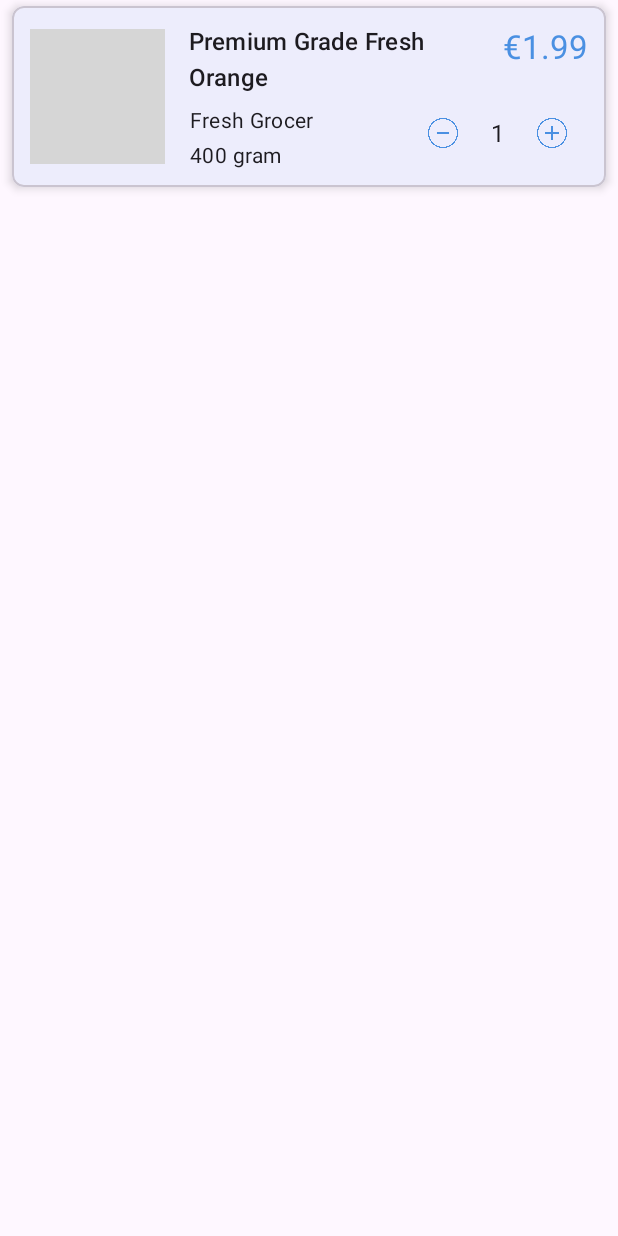
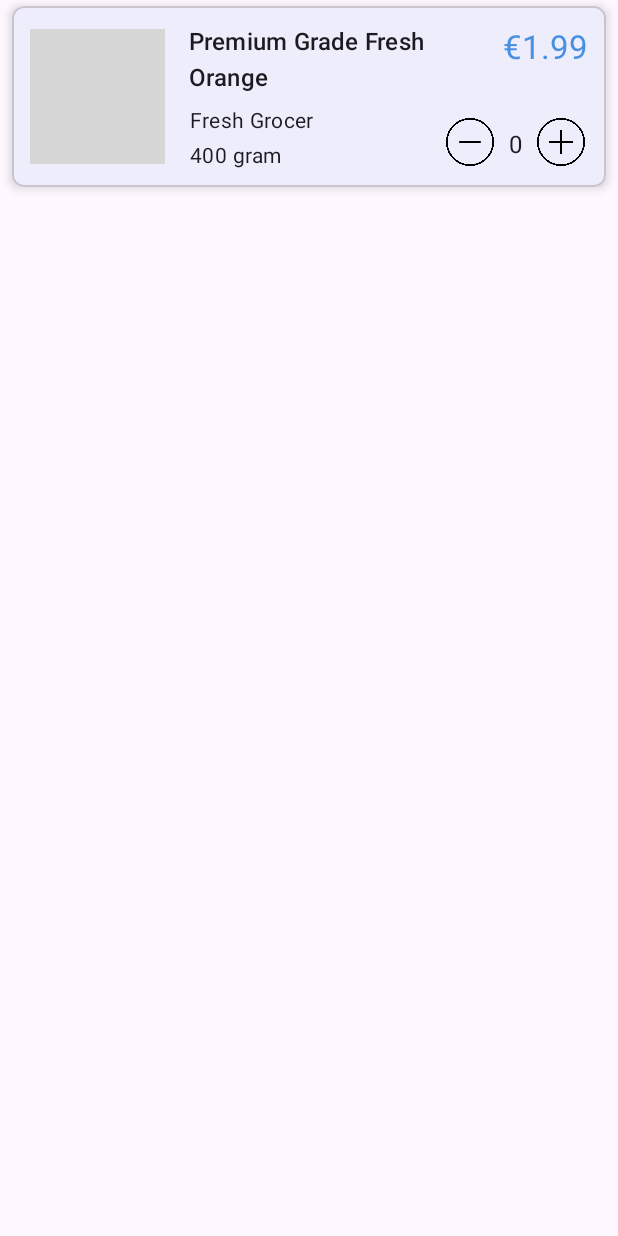
Before and after one commit to onurtas1993/smart-grocery, an Android app: the layout item_product.xml on its own in the app's theme, with its tools: preview values and no code run, on a phone screen of 412 x 824 dp. Run offline under Robolectric (Android 15) with nearby library versions, the phone set to English and light mode, and no system bars; grey boxes are pictures that could not be loaded.

Commit message:
Improved visual styling

```diff
--- a/mobile_client/app/src/main/java/com/onurtas/marktfox/model/Product.kt
+++ b/mobile_client/app/src/main/java/com/onurtas/marktfox/model/Product.kt
@@ -21,8 +21,7 @@ data class Product(
     @SerializedName("image")
     val image: String,
 
-    // Add the new fields
-    @SerializedName("store")
+    @SerializedName("store_name")
     val store: String,
 
     @SerializedName("quantity")
--- a/mobile_client/app/src/main/res/layout/item_product.xml
+++ b/mobile_client/app/src/main/res/layout/item_product.xml
@@ -80,34 +80,35 @@
         <LinearLayout
             android:layout_width="wrap_content"
             android:layout_height="wrap_content"
-            android:gravity="center_vertical"
             android:orientation="horizontal"
             app:layout_constraintBottom_toBottomOf="parent"
             app:layout_constraintEnd_toEndOf="parent">
 
             <com.google.android.material.button.MaterialButton
                 android:id="@+id/removeButton"
-                style="@style/Widget.Material3.Button.IconButton"
-                android:layout_width="wrap_content"
-                android:layout_height="wrap_content"
-                app:icon="@drawable/minus" />
+                style="@style/IconButton36"
+                app:icon="@drawable/minus"
+                app:iconGravity="textStart"
+                app:iconSize="32dp"
+                app:iconTint="@color/black"/>
 
             <TextView
                 android:id="@+id/basketQuantity"
                 android:layout_width="wrap_content"
-                android:layout_height="wrap_content"
-                android:layout_marginStart="8dp"
-                android:layout_marginEnd="8dp"
+                android:layout_height="match_parent"
+                android:gravity="center"
+                android:layout_margin="8dp"
                 android:textAppearance="?attr/textAppearanceBodyLarge"
                 android:text="0"
-                tools:text="1" />
+                tools:text="0" />
 
             <com.google.android.material.button.MaterialButton
                 android:id="@+id/addButton"
-                style="@style/Widget.Material3.Button.IconButton"
-                android:layout_width="wrap_content"
-                android:layout_height="wrap_content"
-                app:icon="@drawable/plus" />
+                style="@style/IconButton36"
+                app:icon="@drawable/plus"
+                app:iconGravity="textStart"
+                app:iconSize="32dp"
+                app:iconTint="@color/black"/>
 
         </LinearLayout>
         <!-- END: Updated Action Buttons -->
--- /dev/null
+++ b/mobile_client/app/src/main/res/values/styles.xml
@@ -0,0 +1,7 @@
+<?xml version="1.0" encoding="utf-8"?>
+<resources>
+    <style name="IconButton36" parent="Widget.Material3.Button.IconButton">
+        <item name="android:layout_width">36dp</item>
+        <item name="android:layout_height">36dp</item>
+    </style>
+</resources>
```
